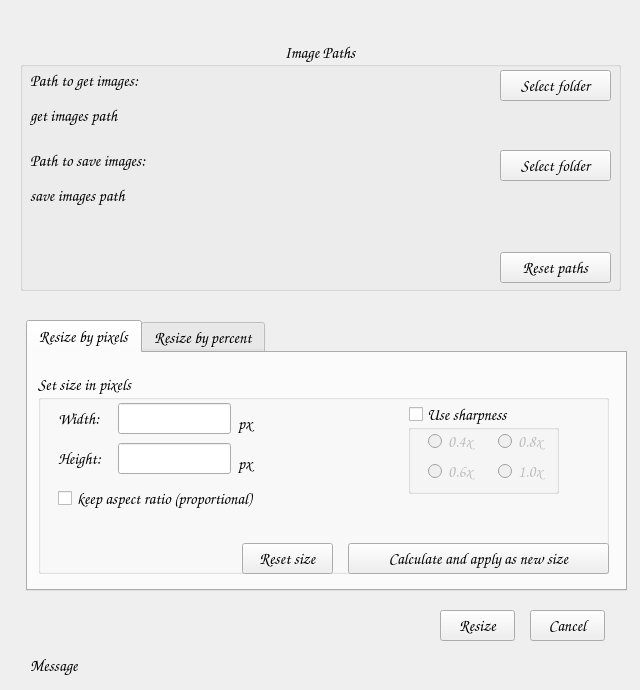
This is App_main/UI/resize_images_in_batches.ui in piotrekgelert/batch-image-resizer as Qt 5 draws it before an edit. The edited form follows.
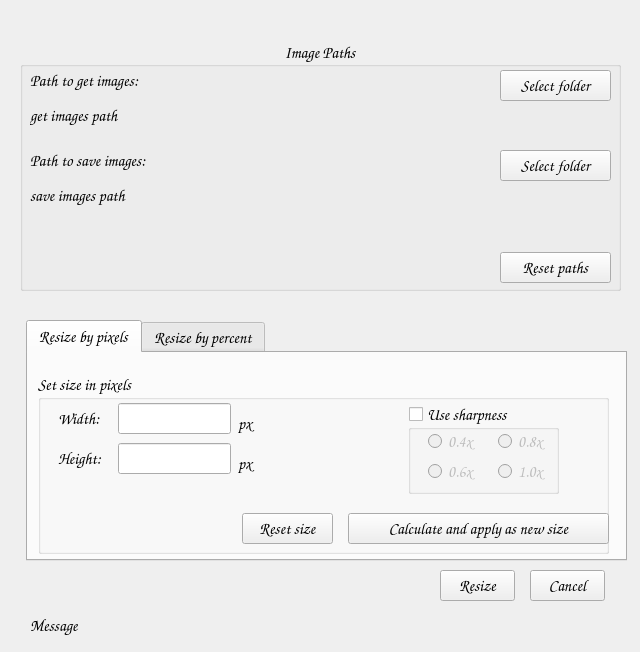
This is the edited form.

```diff
--- a/App_main/UI/resize_images_in_batches.ui
+++ b/App_main/UI/resize_images_in_batches.ui
@@ -7,7 +7,7 @@
     <x>0</x>
     <y>0</y>
     <width>640</width>
-    <height>690</height>
+    <height>652</height>
    </rect>
   </property>
   <property name="font">
@@ -136,7 +136,7 @@
       <x>26</x>
       <y>320</y>
       <width>601</width>
-      <height>271</height>
+      <height>241</height>
      </rect>
     </property>
     <property name="currentIndex">
@@ -152,7 +152,7 @@
         <x>10</x>
         <y>20</y>
         <width>571</width>
-        <height>201</height>
+        <height>181</height>
        </rect>
       </property>
       <property name="title">
@@ -233,24 +233,11 @@
         <string>px</string>
        </property>
       </widget>
-      <widget class="QCheckBox" name="lb_pixels_aspect_ratio">
-       <property name="geometry">
-        <rect>
-         <x>20</x>
-         <y>110</y>
-         <width>261</width>
-         <height>31</height>
-        </rect>
-       </property>
-       <property name="text">
-        <string>keep aspect ratio (proportional)</string>
-       </property>
-      </widget>
       <widget class="QPushButton" name="pb_calculate_pixels">
        <property name="geometry">
         <rect>
          <x>310</x>
-         <y>170</y>
+         <y>140</y>
          <width>261</width>
          <height>31</height>
         </rect>
@@ -263,7 +250,7 @@
        <property name="geometry">
         <rect>
          <x>204</x>
-         <y>170</y>
+         <y>140</y>
          <width>91</width>
          <height>31</height>
         </rect>
@@ -540,7 +527,7 @@
     <property name="geometry">
      <rect>
       <x>440</x>
-      <y>610</y>
+      <y>570</y>
       <width>75</width>
       <height>31</height>
      </rect>
@@ -553,7 +540,7 @@
     <property name="geometry">
      <rect>
       <x>530</x>
-      <y>610</y>
+      <y>570</y>
       <width>75</width>
       <height>31</height>
      </rect>
@@ -566,7 +553,7 @@
     <property name="geometry">
      <rect>
       <x>30</x>
-      <y>650</y>
+      <y>610</y>
       <width>591</width>
       <height>31</height>
      </rect>
```
Left out of the diff: 22 changed lines with no effect on the pictures.
